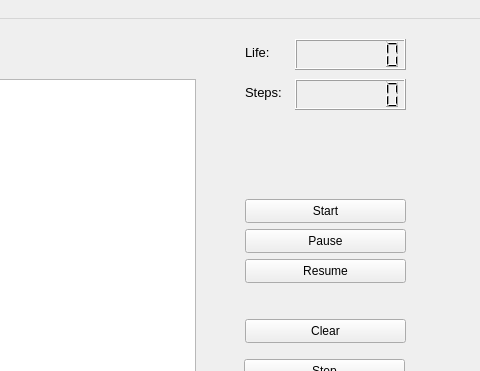
Old version of the form mainwindow.ui in the repository MateuszGuzy02/Game-Of-Life; both pictures show x 585 to 1065 and y 0 to 371 of the 1065 by 781 pixel window.
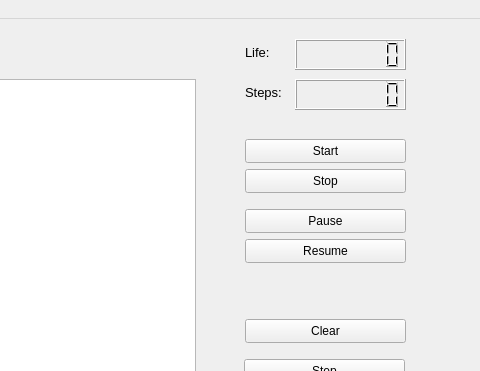
New version of the form.

```diff
--- a/mainwindow.ui
+++ b/mainwindow.ui
@@ -139,7 +139,7 @@
     <property name="geometry">
      <rect>
       <x>830</x>
-      <y>180</y>
+      <y>120</y>
       <width>161</width>
       <height>24</height>
      </rect>
@@ -147,6 +147,9 @@
     <property name="text">
      <string>Start</string>
     </property>
+    <property name="default">
+     <bool>false</bool>
+    </property>
    </widget>
    <widget class="QDial" name="speedDial">
     <property name="geometry">
@@ -426,7 +429,7 @@
     <property name="geometry">
      <rect>
       <x>830</x>
-      <y>210</y>
+      <y>190</y>
       <width>161</width>
       <height>24</height>
      </rect>
@@ -439,7 +442,7 @@
     <property name="geometry">
      <rect>
       <x>830</x>
-      <y>240</y>
+      <y>220</y>
       <width>161</width>
       <height>24</height>
      </rect>
@@ -448,6 +451,19 @@
      <string>Resume</string>
     </property>
    </widget>
+   <widget class="QPushButton" name="stopButton">
+    <property name="geometry">
+     <rect>
+      <x>830</x>
+      <y>150</y>
+      <width>161</width>
+      <height>24</height>
+     </rect>
+    </property>
+    <property name="text">
+     <string>Stop</string>
+    </property>
+   </widget>
   </widget>
   <widget class="QMenuBar" name="menubar">
    <property name="geometry">
```
